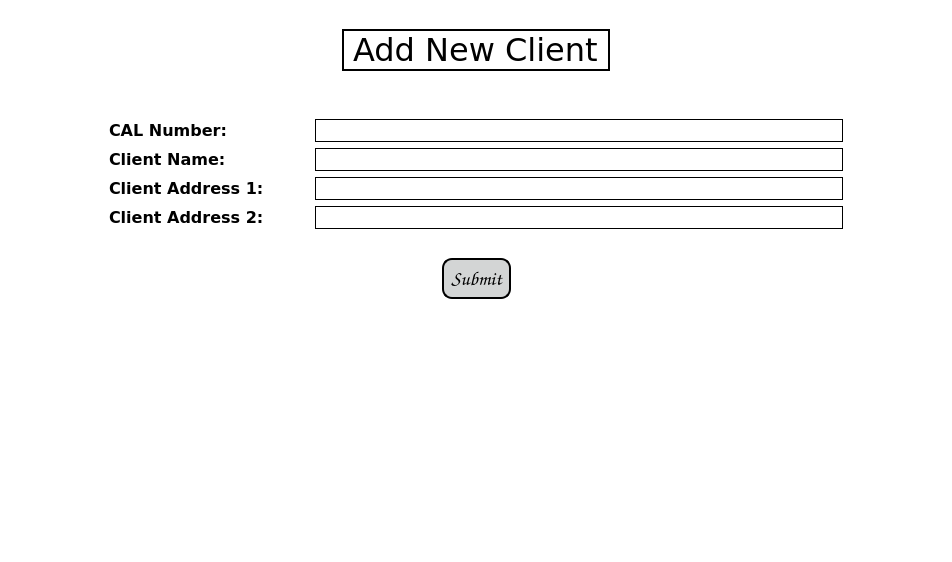
The window that app/gui/resources/add_client_page.ui (JasonLaux/DC-Boxjelly) describes before a commit, drawn with Qt 5.
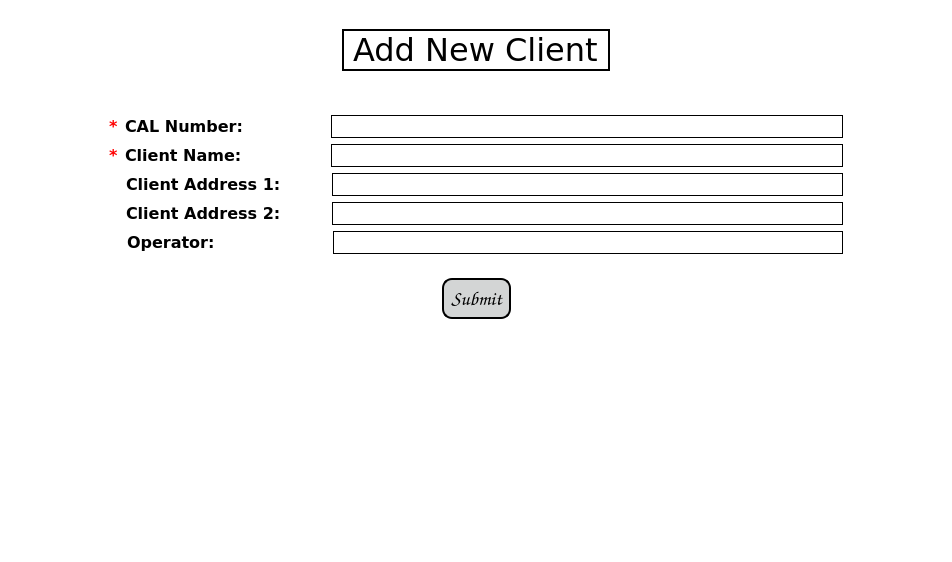
The same window after the commit.

Commit message: Added mandatory fields and an operator field

What changed in the file:
```diff
--- a/app/gui/resources/add_client_page.ui
+++ b/app/gui/resources/add_client_page.ui
@@ -121,6 +121,24 @@
          <layout class="QVBoxLayout" name="verticalLayout">
           <item>
            <layout class="QHBoxLayout" name="horizontalLayout_6">
+            <item>
+             <widget class="QLabel" name="label">
+              <property name="font">
+               <font>
+                <family>Verdana</family>
+                <pointsize>12</pointsize>
+                <weight>75</weight>
+                <bold>true</bold>
+               </font>
+              </property>
+              <property name="styleSheet">
+               <string notr="true">color: rgb(255, 0, 0);</string>
+              </property>
+              <property name="text">
+               <string>*</string>
+              </property>
+             </widget>
+            </item>
             <item>
              <widget class="QLabel" name="calNumLabel">
               <property name="sizePolicy">
@@ -143,6 +161,9 @@
                 <bold>true</bold>
                </font>
               </property>
+              <property name="styleSheet">
+               <string notr="true">color: qlineargradient(spread:pad, x1:0, y1:0, x2:1, y2:0, stop:0 rgba(255, 0, 0, 255), stop:0.0965909 rgba(0, 0, 0, 255), stop:1 rgba(0, 0, 0, 255));</string>
+              </property>
               <property name="text">
                <string>CAL Number: </string>
               </property>
@@ -179,6 +200,24 @@
           </item>
           <item>
            <layout class="QHBoxLayout" name="horizontalLayout_7">
+            <item>
+             <widget class="QLabel" name="label_2">
+              <property name="font">
+               <font>
+                <family>Verdana</family>
+                <pointsize>12</pointsize>
+                <weight>75</weight>
+                <bold>true</bold>
+               </font>
+              </property>
+              <property name="styleSheet">
+               <string notr="true">color: rgb(255, 0, 0);</string>
+              </property>
+              <property name="text">
+               <string>*</string>
+              </property>
+             </widget>
+            </item>
             <item>
              <widget class="QLabel" name="clientNameLabel">
               <property name="sizePolicy">
@@ -237,6 +276,19 @@
           </item>
           <item>
            <layout class="QHBoxLayout" name="horizontalLayout_12">
+            <item>
+             <widget class="QLabel" name="label_3">
+              <property name="font">
+               <font>
+                <family>Verdana</family>
+                <pointsize>12</pointsize>
+               </font>
+              </property>
+              <property name="text">
+               <string>  </string>
+              </property>
+             </widget>
+            </item>
             <item>
              <widget class="QLabel" name="clientAddress1Label">
               <property name="sizePolicy">
@@ -295,6 +347,19 @@
           </item>
           <item>
            <layout class="QHBoxLayout" name="horizontalLayout_13">
+            <item>
+             <widget class="QLabel" name="label_4">
+              <property name="font">
+               <font>
+                <family>Verdana</family>
+                <pointsize>12</pointsize>
+               </font>
+              </property>
+              <property name="text">
+               <string>  </string>
+              </property>
+             </widget>
+            </item>
             <item>
              <widget class="QLabel" name="clientAddress2Label">
               <property name="sizePolicy">
@@ -353,6 +418,82 @@
           </item>
          </layout>
         </item>
+        <item>
+         <layout class="QHBoxLayout" name="horizontalLayout_9">
+          <item>
+           <widget class="QLabel" name="label_8">
+            <property name="font">
+             <font>
+              <family>Verdana</family>
+              <pointsize>12</pointsize>
+              <weight>75</weight>
+              <bold>true</bold>
+             </font>
+            </property>
+            <property name="styleSheet">
+             <string notr="true">color: rgb(255, 0, 0);</string>
+            </property>
+            <property name="text">
+             <string>  </string>
+            </property>
+           </widget>
+          </item>
+          <item>
+           <widget class="QLabel" name="operatorLabel">
+            <property name="sizePolicy">
+             <sizepolicy hsizetype="Expanding" vsizetype="Expanding">
+              <horstretch>0</horstretch>
+              <verstretch>0</verstretch>
+             </sizepolicy>
+            </property>
+            <property name="maximumSize">
+             <size>
+              <width>200</width>
+              <height>16777215</height>
+             </size>
+            </property>
+            <property name="font">
+             <font>
+              <family>Verdana</family>
+              <pointsize>12</pointsize>
+              <weight>75</weight>
+              <bold>true</bold>
+             </font>
+            </property>
+            <property name="text">
+             <string>Operator:</string>
+            </property>
+           </widget>
+          </item>
+          <item>
+           <widget class="QLineEdit" name="operatorLine">
+            <property name="sizePolicy">
+             <sizepolicy hsizetype="Expanding" vsizetype="Fixed">
+              <horstretch>0</horstretch>
+              <verstretch>0</verstretch>
+             </sizepolicy>
+            </property>
+            <property name="maximumSize">
+             <size>
+              <width>16777215</width>
+              <height>16777215</height>
+             </size>
+            </property>
+            <property name="font">
+             <font>
+              <family>Verdana</family>
+              <pointsize>12</pointsize>
+             </font>
+            </property>
+            <property name="styleSheet">
+             <string notr="true">background-color: rgb(255, 255, 255);
+border: 1px solid black;
+</string>
+            </property>
+           </widget>
+          </item>
+         </layout>
+        </item>
         <item>
          <spacer name="verticalSpacer_3">
           <property name="orientation">
```
Left out of the diff: 2 changed lines with no effect on the pictures.
